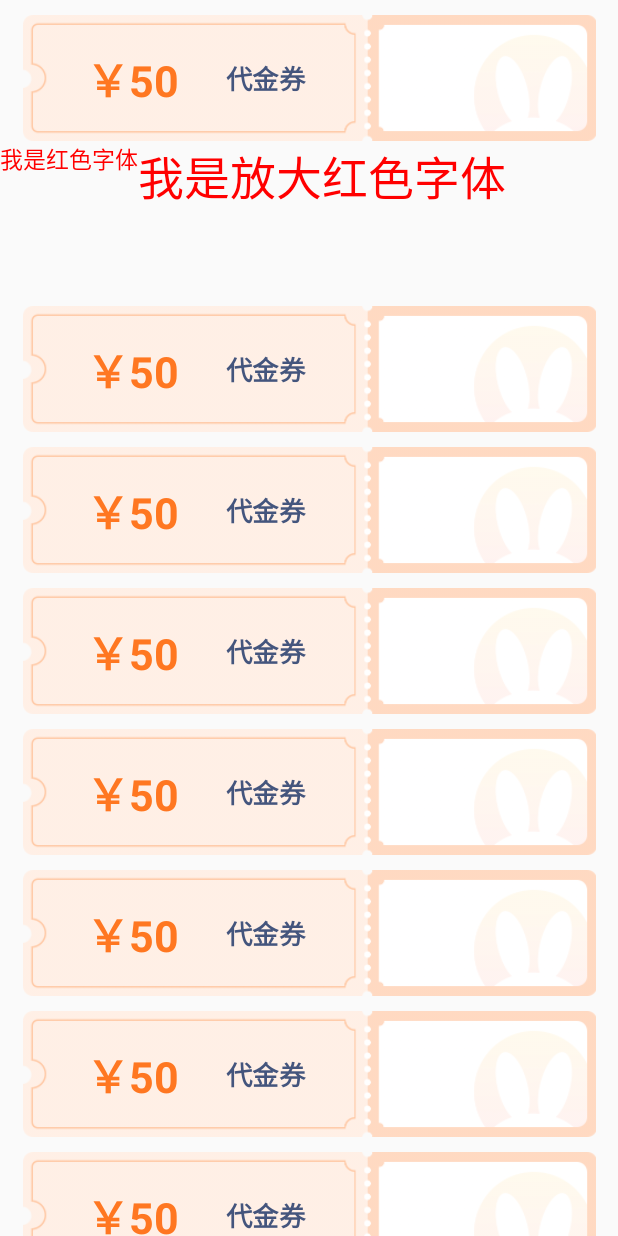
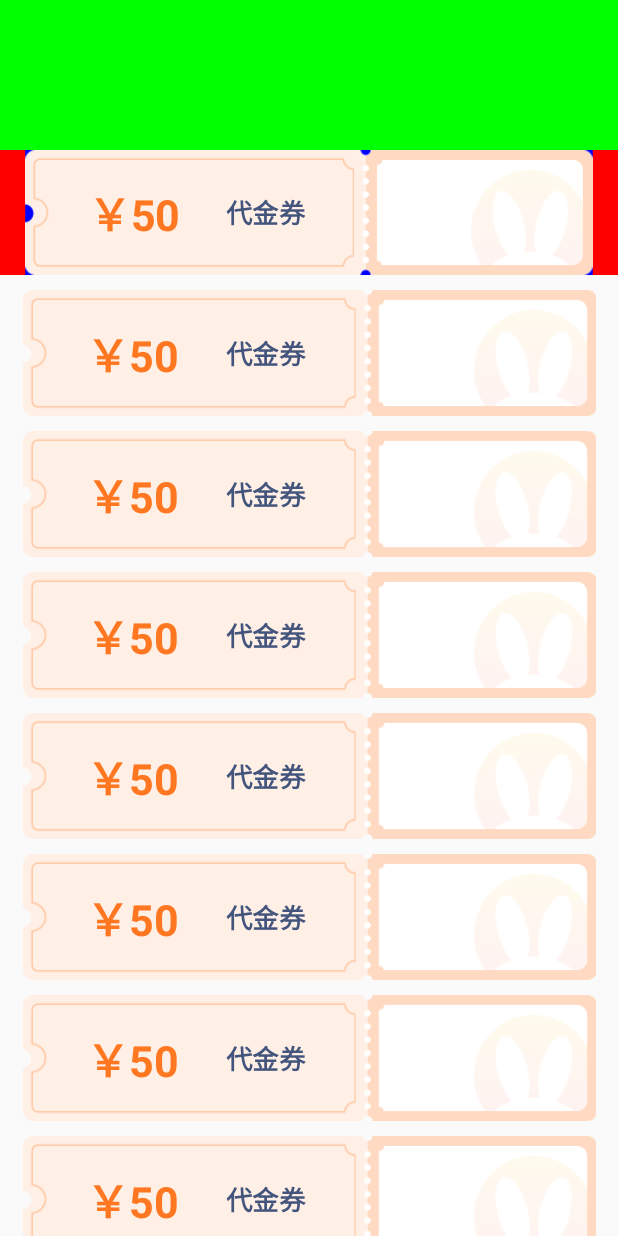
Before and after one commit to Thor-jelly/CustomView, an Android app: the EqualScaleCouponViewActivity screen opened directly, with no data from a screen before it, on a phone screen of 412 x 824 dp. Run offline under Robolectric (Android 15) with nearby library versions, the phone set to English and light mode, and no system bars.

Commit message:
缩放代码优化

```diff
--- a/app/src/main/java/com/jelly/thor/customview/equalscalecouponview/EqualScaleCouponViewActivity.java
+++ b/app/src/main/java/com/jelly/thor/customview/equalscalecouponview/EqualScaleCouponViewActivity.java
@@ -1,10 +1,8 @@
 package com.jelly.thor.customview.equalscalecouponview;
 
-import android.graphics.Point;
 import android.os.Bundle;
 import android.util.TypedValue;
 import android.view.View;
-import android.view.ViewGroup;
 import android.widget.LinearLayout;
 import android.widget.TextView;
 import android.widget.Toast;
@@ -42,27 +40,7 @@ public class EqualScaleCouponViewActivity extends AppCompatActivity {
         testCl.post(new Runnable() {
             @Override
             public void run() {
-                //生成testCl view截图
-                Point size = new Point();
-                getWindow().getWindowManager().getDefaultDisplay().getSize(size);
-                int px30I = dp2px(30);
-
-                final int newXI = size.x - px30I;
-                final int newYI = newXI * 76 / 345;
-
-                testCl.setPivotX(0);
-                testCl.setPivotY(0);
-
-
-                float scaleX = newXI / (float) dp2px(345);
-                float scaleY = newYI / (float)dp2px(76);
-                testCl.setScaleX(scaleX);
-                testCl.setScaleY(scaleY);
-
-                ViewGroup.LayoutParams layoutParams = testClParentLl.getLayoutParams();
-                layoutParams.width = newXI;
-                layoutParams.height = newYI;
-                testClParentLl.setLayoutParams(layoutParams);
+                ViewEKt.scaleView(testCl, false);
             }
         });
     }
--- /dev/null
+++ b/app/src/main/java/com/jelly/thor/customview/equalscalecouponview/ViewE.kt
@@ -0,0 +1,67 @@
+package com.jelly.thor.customview.equalscalecouponview
+
+import android.graphics.Point
+import android.util.TypedValue
+import android.view.View
+import android.view.ViewGroup
+import androidx.appcompat.app.AppCompatActivity
+import androidx.core.view.marginTop
+import kotlin.math.roundToInt
+
+/**
+ * 类描述：//TODO:(这里用一句话描述这个方法的作用)    <br/>
+ * 创建人：吴冬冬<br/>
+ * 创建时间：2019/9/20 19:59 <br/>
+ */
+/**
+ * 当前缩放view必须用一个父布局包裹
+ */
+fun View?.scaleView(
+    isFullView: Boolean = false
+) {
+    if (this == null) {
+        return
+    }
+
+    val parentView =
+        this.parent as ViewGroup ?: throw IllegalArgumentException("当前缩放view必须用一个父布局包裹")
+
+    //生成testCl view截图
+    val size = Point()
+    ((this.context) as AppCompatActivity).window.windowManager.defaultDisplay.getSize(size)
+
+    val childViewHeight = this.measuredHeight
+    val childViewWidth = this.measuredWidth
+
+    val newXI = size.x
+    val newYI = newXI * childViewHeight / childViewWidth
+
+    this.pivotX = 0f
+    this.pivotY = 0f
+
+    val scaleX = newXI / childViewWidth.toFloat()
+    val scaleY = newYI / childViewHeight.toFloat()
+
+    if (isFullView) {
+        val parentPView = parentView.parent as ViewGroup
+        val parentPViewIndex = parentPView.indexOfChild(parentView)
+
+        var parentLayoutTopDistance = 0
+        if (parentPViewIndex > 0) {
+            for (i in 0 until parentPViewIndex) {
+                parentLayoutTopDistance += parentPView.getChildAt(i).height
+            }
+        }
+
+        val newChildViewHeight = (size.y - parentView.top) / scaleY
+        this.layoutParams.height = newChildViewHeight.roundToInt()
+    }
+
+    this.scaleX = scaleX
+    this.scaleY = scaleY
+
+    val layoutParams = parentView.layoutParams
+    layoutParams.width = newXI
+    layoutParams.height = if (isFullView) ViewGroup.LayoutParams.MATCH_PARENT else newYI
+    parentView.layoutParams = layoutParams
+}
--- a/app/src/main/res/layout/activity_equal_scale_coupon_view.xml
+++ b/app/src/main/res/layout/activity_equal_scale_coupon_view.xml
@@ -5,17 +5,33 @@
     android:layout_height="match_parent"
     android:orientation="vertical">
 
+    <View
+        android:background="#0f0"
+        android:layout_width="match_parent"
+        android:layout_height="100dp"/>
     <LinearLayout
         android:id="@+id/test_cl_parent_ll"
-        android:layout_marginStart="15dp"
-        android:layout_marginTop="10dp"
-        android:layout_width="match_parent"
+        android:layout_width="wrap_content"
         android:layout_height="wrap_content">
+
         <androidx.constraintlayout.widget.ConstraintLayout
             android:id="@+id/test_cl"
-            android:layout_width="345dp"
-            android:layout_height="76dp"
-            android:background="@drawable/equal_scale_coupon_1">
+            android:layout_width="375dp"
+            android:background="#f00"
+            android:paddingStart="15dp"
+            android:paddingEnd="15dp"
+            android:layout_height="76dp">
+
+            <ImageView
+                android:id="@+id/iv"
+                android:src="@drawable/equal_scale_coupon_1"
+                android:background="#00f"
+                android:layout_width="wrap_content"
+                app:layout_constraintTop_toTopOf="parent"
+                app:layout_constraintEnd_toEndOf="parent"
+                app:layout_constraintStart_toStartOf="parent"
+                app:layout_constraintBottom_toBottomOf="parent"
+                android:layout_height="wrap_content"/>
 
             <TextView
                 android:id="@+id/price_tv"
@@ -46,30 +62,6 @@
     </LinearLayout>
 
 
-    <LinearLayout
-        android:layout_width="match_parent"
-        android:orientation="horizontal"
-        android:layout_height="100dp">
-        <TextView
-            android:text="我是红色字体"
-            android:textSize="15dp"
-            android:textColor="#f00"
-            android:layout_width="wrap_content"
-            android:layout_height="wrap_content"
-            />
-        <TextView
-            android:scaleX="2"
-            android:scaleY="2"
-            android:transformPivotX="0dp"
-            android:transformPivotY="0dp"
-            android:text="我是放大红色字体"
-            android:textSize="15dp"
-            android:textColor="#f00"
-            android:layout_width="wrap_content"
-            android:layout_height="wrap_content"
-            />
-    </LinearLayout>
-
     <androidx.recyclerview.widget.RecyclerView
         android:id="@+id/rv"
         android:layout_width="match_parent"
```
